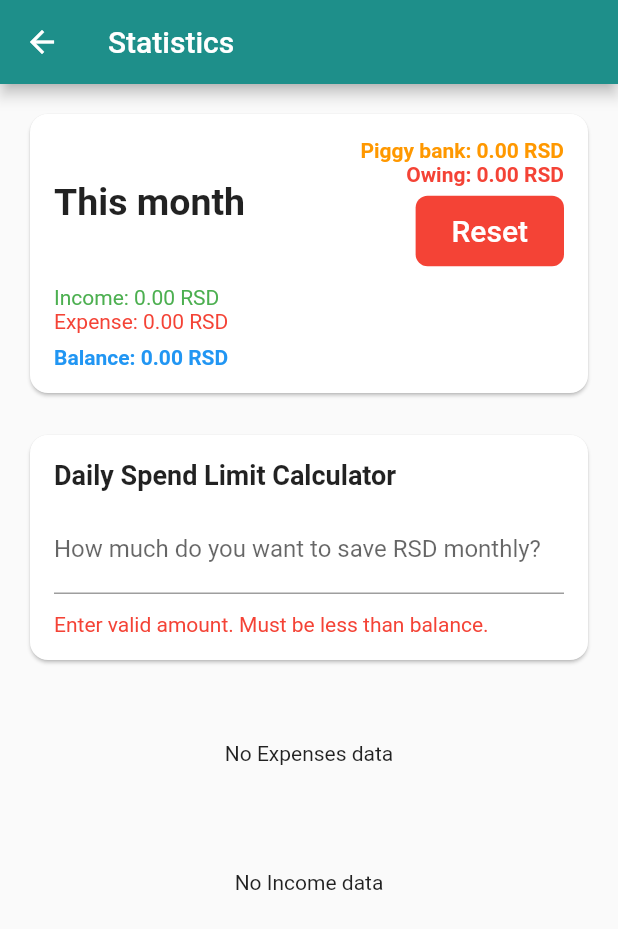
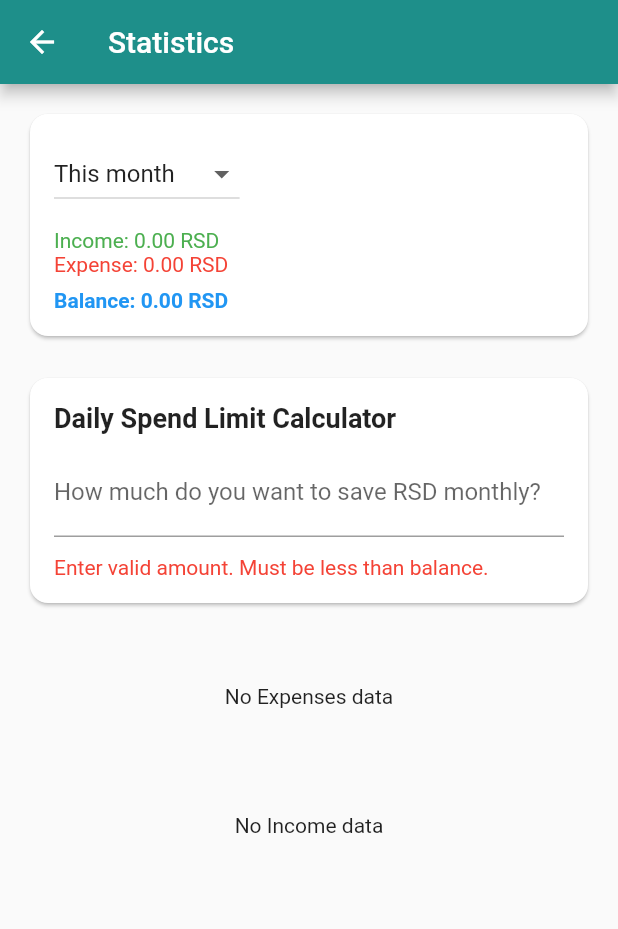
Before and after one commit to srdjankarlo/FlutterFinanceApp, a Flutter app: the StatisticsPage screen opened directly, on a phone screen of 412 x 824 dp. Shown: the top 929 px of the screen. Run offline on Flutter 3.47's test engine with Material 3 defaults, Android fonts, the phone set to English and light mode, and no system bars; our stand-ins replace shared_preferences, sqflite; accounts and stored records are empty.

Commit message:
removed piggy bank, add select time for which stats are showned

```diff
--- a/finance_app/lib/models/settings_model.dart
+++ /dev/null
@@ -1,29 +0,0 @@
-class SettingsModel {
-  final int id;
-  final double piggyBank;
-  final double owing;
-  final String lastProcessedMonth;
-
-  SettingsModel({
-    required this.id,
-    required this.piggyBank,
-    required this.owing,
-    required this.lastProcessedMonth,
-  });
-
-  Map<String, dynamic> toMap() => {
-    'id': id,
-    'piggy_bank': piggyBank,
-    'owing': owing,
-    'last_processed_month': lastProcessedMonth,
-  };
-
-  factory SettingsModel.fromMap(Map<String, dynamic> map) {
-    return SettingsModel(
-      id: map['id'],
-      piggyBank: (map['piggy_bank'] ?? 0).toDouble(),
-      owing: (map['owing'] ?? 0).toDouble(),
-      lastProcessedMonth: map['last_processed_month'] ?? "",
-    );
-  }
-}
--- a/finance_app/lib/pages/statistics_page.dart
+++ b/finance_app/lib/pages/statistics_page.dart
@@ -2,7 +2,6 @@ import 'package:flutter/material.dart';
 import 'package:provider/provider.dart';
 import '../database/app_database.dart';
 import '../models/finance_item_model.dart';
-import '../models/settings_model.dart';
 import '../providers/main_currency_provider.dart';
 import '../services/currency_conversion_service.dart';
 
@@ -11,6 +10,27 @@ class StatisticsPage extends StatefulWidget {
 
   @override
   State<StatisticsPage> createState() => _StatisticsPageState();
+}
+
+enum StatsRangeType {
+  thisMonth,
+  lastMonth,
+  allTime,
+  specificMonth,
+  specificDay,
+  customRange,
+}
+
+class StatsRange {
+  final StatsRangeType type;
+  final DateTime start;
+  final DateTime end;
+
+  StatsRange({
+    required this.type,
+    required this.start,
+    required this.end,
+  });
 }
 
 class _StatisticsPageState extends State<StatisticsPage> {
@@ -22,13 +42,19 @@ class _StatisticsPageState extends State<StatisticsPage> {
   Map<String, double> _expenseByCategory = {};
   Map<String, double> _incomeByCategory = {};
 
-  SettingsModel? _settings;
+  final TextEditingController _saveController = TextEditingController();
 
-  final TextEditingController _saveController = TextEditingController();
+  StatsRange? _selectedRange;
 
   @override
   void initState() {
     super.initState();
+    final now = DateTime.now();
+    _selectedRange = StatsRange(
+      type: StatsRangeType.thisMonth,
+      start: DateTime(now.year, now.month, 1),
+      end: DateTime(now.year, now.month + 1, 1),
+    );
     _load();
   }
 
@@ -37,11 +63,16 @@ class _StatisticsPageState extends State<StatisticsPage> {
 
     final db = AppDatabase.instance;
     final now = DateTime.now();
-    final monthStart = DateTime(now.year, now.month, 1);
-    final monthEnd = DateTime(now.year, now.month + 1, 1);
+    // final monthStart = DateTime(now.year, now.month, 1);
+    // final monthEnd = DateTime(now.year, now.month + 1, 1);
+    //
+    // // Load finance items
+    // final items = await db.getItemsBetween(monthStart, monthEnd);
+    final items = await db.getItemsBetween(
+      _selectedRange!.start,
+      _selectedRange!.end,
+    );
 
-    // Load finance items
-    final items = await db.getItemsBetween(monthStart, monthEnd);
     final mainCurrency =
         Provider.of<MainCurrencyProvider>(context, listen: false).currency;
     final service = CurrencyConversionService.instance;
@@ -71,41 +102,6 @@ class _StatisticsPageState extends State<StatisticsPage> {
         expense += conv;
         expCat[item.category] = (expCat[item.category] ?? 0) + conv;
       }
-    }
-
-    // Load settings
-    final settings = await db.getSettings();
-    final nowMonth = "${now.year}-${now.month.toString().padLeft(2, '0')}";
-
-    // Process accumulation if not done for this month
-    if (settings.lastProcessedMonth != nowMonth) {
-      final balance = income - expense;
-      double newPiggy = settings.piggyBank;
-      double newOwing = settings.owing;
-
-      if (balance > 0) {
-        newPiggy += balance;
-      } else if (balance < 0) {
-        newOwing += balance.abs();
-      }
-
-      await db.updateSettings(
-        SettingsModel(
-          id: 1,
-          piggyBank: newPiggy,
-          owing: newOwing,
-          lastProcessedMonth: nowMonth,
-        ),
-      );
-
-      _settings = SettingsModel(
-        id: 1,
-        piggyBank: newPiggy,
-        owing: newOwing,
-        lastProcessedMonth: nowMonth,
-      );
-    } else {
-      _settings = settings;
     }
 
     setState(() {
@@ -160,10 +156,15 @@ class _StatisticsPageState extends State<StatisticsPage> {
             final cat = entries[i].key;
             final val = entries[i].value;
             final percent = (val / total) * 100;
-            final barWidthFactor = val / maxValue;
+            final barWidthFactor = maxValue == 0 ? 0 : (val / maxValue);
+            final double safeWidthFactor =
+            barWidthFactor.isNaN || barWidthFactor.isInfinite
+                ? 0
+                : barWidthFactor.clamp(0.0, 1.0).toDouble();
+
             final color = Colors.primaries[i % Colors.primaries.length];
 
-            final labelInside = barWidthFactor > 0.25;
+            final labelInside = safeWidthFactor > 0.25;
             final labelColor = labelInside ? Colors.white : Colors.black;
 
             return Padding(
@@ -184,7 +185,7 @@ class _StatisticsPageState extends State<StatisticsPage> {
                       alignment: Alignment.centerLeft,
                       children: [
                         FractionallySizedBox(
-                          widthFactor: barWidthFactor,
+                          widthFactor: safeWidthFactor,
                           child: Container(
                             height: 26,
                             decoration: BoxDecoration(
@@ -196,7 +197,7 @@ class _StatisticsPageState extends State<StatisticsPage> {
                         Positioned(
                           left: labelInside
                               ? 10
-                              : (barWidthFactor *
+                              : (safeWidthFactor *
                               (MediaQuery.of(context).size.width - 160)) +
                               6,
                           child: Text(
@@ -245,85 +246,105 @@ class _StatisticsPageState extends State<StatisticsPage> {
                   Row(
                     mainAxisAlignment: MainAxisAlignment.spaceBetween,
                     children: [
-                      const Text(
-                        "This month",
-                        style: TextStyle(
-                            fontWeight: FontWeight.bold, fontSize: 25),
-                      ),
-                      Column(
-                        crossAxisAlignment: CrossAxisAlignment.end,
-                        children: [
-                          Text(
-                            "Piggy bank: ${_settings?.piggyBank.toStringAsFixed(2) ?? "0"} $main",
-                            style: const TextStyle(
-                                color: Colors.orange,
-                                fontWeight: FontWeight.bold),
-                          ),
-                          Text(
-                            "Owing: ${_settings?.owing.toStringAsFixed(2) ?? "0"} $main",
-                            style: const TextStyle(
-                                color: Colors.red,
-                                fontWeight: FontWeight.bold),
-                          ),
-                          const SizedBox(height: 6),
-                          TextButton(
-                            onPressed: () async {
-                              final confirmed = await showDialog<bool>(
+                      DropdownButton<StatsRangeType>(
+                        value: _selectedRange!.type,
+                        items: const [
+                          DropdownMenuItem(
+                              value: StatsRangeType.thisMonth, child: Text("This month")),
+                          DropdownMenuItem(
+                              value: StatsRangeType.lastMonth, child: Text("Last month")),
+                          DropdownMenuItem(
+                              value: StatsRangeType.allTime, child: Text("All time")),
+                          DropdownMenuItem(
+                              value: StatsRangeType.specificMonth, child: Text("Pick month")),
+                          DropdownMenuItem(
+                              value: StatsRangeType.specificDay, child: Text("Pick a day")),
+                          DropdownMenuItem(
+                              value: StatsRangeType.customRange, child: Text("Custom range")),
+                        ],
+                        onChanged: (value) async {
+                          if (value == null) return;
+
+                          final now = DateTime.now();
+
+                          switch (value) {
+                            case StatsRangeType.thisMonth:
+                              _selectedRange = StatsRange(
+                                type: value,
+                                start: DateTime(now.year, now.month, 1),
+                                end: DateTime(now.year, now.month + 1, 1),
+                              );
+                              break;
+
+                            case StatsRangeType.lastMonth:
+                              final lastMonth = DateTime(now.year, now.month - 1, 1);
+                              _selectedRange = StatsRange(
+                                type: value,
+                                start: lastMonth,
+                                end: DateTime(lastMonth.year, lastMonth.month + 1, 1),
+                              );
+                              break;
+
+                            case StatsRangeType.allTime:
+                              _selectedRange = StatsRange(
+                                type: value,
+                                start: DateTime(1970, 1, 1),
+                                end: DateTime.now().add(const Duration(days: 1)),
+                              );
+                              break;
+
+                            case StatsRangeType.specificMonth:
+                              final picked = await showDatePicker(
                                 context: context,
-                                builder: (context) => AlertDialog(
-                                  title: const Text("Confirm Reset"),
-                                  content: const Text(
-                                      "Are you sure you want to reset Piggy Bank and Owing Money values?"),
-                                  actions: [
-                                    TextButton(
-                                      onPressed: () => Navigator.of(context).pop(false),
-                                      child: const Text("Cancel"),
-                                    ),
-                                    ElevatedButton(
-                                      onPressed: () => Navigator.of(context).pop(true),
-                                      style: ElevatedButton.styleFrom(
-                                        backgroundColor: Colors.red,
-                                      ),
-                                      child: const Text("Reset"),
-                                    ),
-                                  ],
-                                ),
+                                initialDate: now,
+                                firstDate: DateTime(2000),
+                                lastDate: DateTime.now(),
+                                initialDatePickerMode: DatePickerMode.year,
                               );
-
-                              if (confirmed == true) {
-                                await AppDatabase.instance.updateSettings(SettingsModel(
-                                  id: 1,
-                                  piggyBank: 0,
-                                  owing: 0,
-                                  lastProcessedMonth: _settings!.lastProcessedMonth,
-                                ));
-
-                                setState(() => _settings = SettingsModel(
-                                  id: 1,
-                                  piggyBank: 0,
-                                  owing: 0,
-                                  lastProcessedMonth: _settings!.lastProcessedMonth,
-                                ));
-
-                                ScaffoldMessenger.of(context).showSnackBar(
-                                  const SnackBar(content: Text("Values have been reset.")),
+                              if (picked != null) {
+                                _selectedRange = StatsRange(
+                                  type: value,
+                                  start: DateTime(picked.year, picked.month, 1),
+                                  end: DateTime(picked.year, picked.month + 1, 1),
                                 );
                               }
-                            },
-                            style: TextButton.styleFrom(
-                              backgroundColor: Colors.red, // button color
-                              foregroundColor: Colors.white, // text color
-                              padding: const EdgeInsets.symmetric(horizontal: 24, vertical: 12),
-                              shape: RoundedRectangleBorder(
-                                borderRadius: BorderRadius.circular(8),
-                              ),
-                            ),
-                            child: const Text(
-                              "Reset",
-                              style: TextStyle(fontSize: 20),
-                            ),
-                          ),
-                        ],
+                              break;
+
+                            case StatsRangeType.specificDay:
+                              final picked = await showDatePicker(
+                                context: context,
+                                initialDate: now,
+                                firstDate: DateTime(2000),
+                                lastDate: DateTime.now(),
+                              );
+                              if (picked != null) {
+                                _selectedRange = StatsRange(
+                                  type: value,
+                                  start: picked,
+                                  end: picked.add(const Duration(days: 1)),
+                                );
+                              }
+                              break;
+
+                            case StatsRangeType.customRange:
+                              final range = await showDateRangePicker(
+                                context: context,
+                                firstDate: DateTime(2000),
+                                lastDate: DateTime.now(),
+                              );
+                              if (range != null) {
+                                _selectedRange = StatsRange(
+                                  type: value,
+                                  start: range.start,
+                                  end: range.end.add(const Duration(days: 1)),
+                                );
+                              }
+                              break;
+                          }
+
+                          setState(() {});
+                          _load();
+                        },
                       ),
                     ],
                   ),
```
Also changed, not shown: finance_app/lib/database/app_database.dart (+0 -19 lines).
